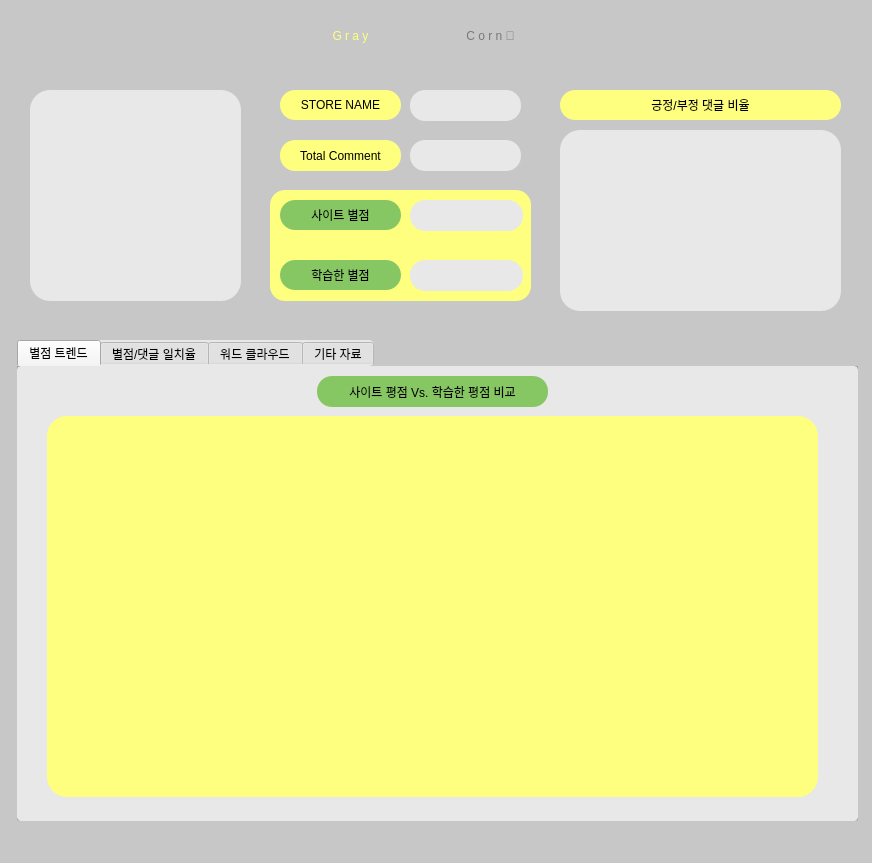
This is content.ui in loisRK/gp_team as Qt 5 draws it before an edit. The edited form follows.
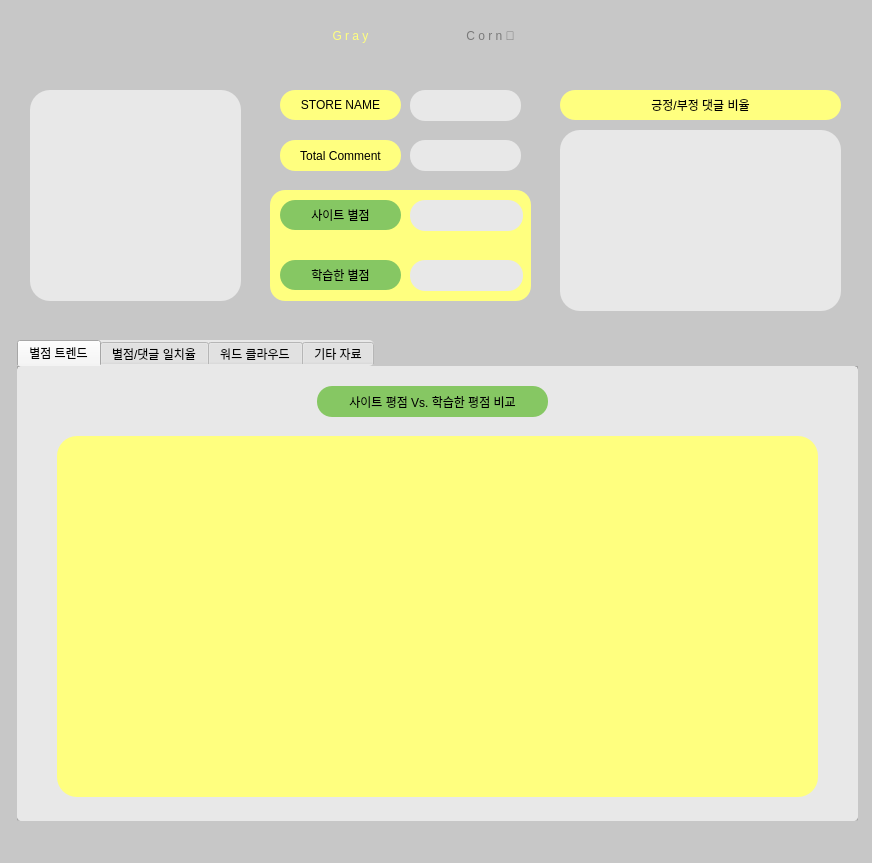
This is the edited form. The open tabs and pages were chosen to show the change.

Commit message: [gui] 워드클라우드 추가 완료

```diff
--- a/content.ui
+++ b/content.ui
@@ -117,7 +117,7 @@
      <property name="geometry">
       <rect>
        <x>300</x>
-       <y>10</y>
+       <y>20</y>
        <width>231</width>
        <height>31</height>
       </rect>
@@ -140,10 +140,10 @@
     <widget class="QGraphicsView" name="graphicsView_8">
      <property name="geometry">
       <rect>
-       <x>30</x>
-       <y>50</y>
-       <width>771</width>
-       <height>381</height>
+       <x>40</x>
+       <y>70</y>
+       <width>761</width>
+       <height>361</height>
       </rect>
      </property>
      <property name="styleSheet">
```
Left out of the diff: 2 changed lines with no effect on the pictures. The commit also changes 4 other files.
